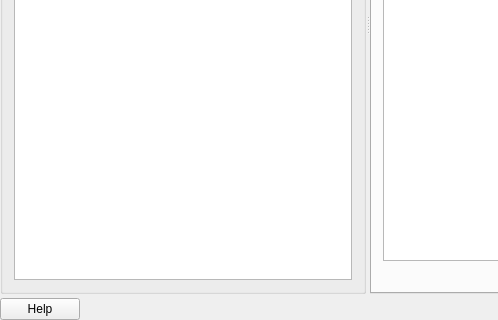
Above: kmymoney/views/kpayeesview.ui from KDE/kmymoney before the change; both pictures show x 0 to 498 and y 247 to 567 of the 885 by 567 pixel window. Below: the same form after it.
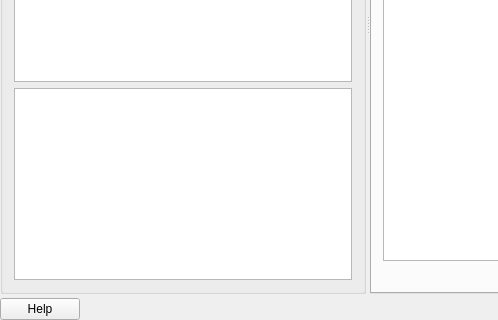
That is the form after the change. Custom widgets are drawn as their Qt base class.

Commit message: More work on the payees view

Patch:
```diff
--- a/kmymoney/views/kpayeesview.ui
+++ b/kmymoney/views/kpayeesview.ui
@@ -127,6 +127,13 @@
          </property>
         </widget>
        </item>
+       <item>
+        <widget class="QListView" name="m_payees">
+         <property name="alternatingRowColors">
+          <bool>true</bool>
+         </property>
+        </widget>
+       </item>
       </layout>
      </widget>
      <widget class="QTabWidget" name="m_tabWidget">
@@ -597,16 +604,16 @@
  </widget>
  <layoutdefault spacing="6" margin="11"/>
  <customwidgets>
-  <customwidget>
-   <class>KEditListWidget</class>
-   <extends>QWidget</extends>
-   <header>keditlistwidget.h</header>
-  </customwidget>
   <customwidget>
    <class>KLineEdit</class>
    <extends>QLineEdit</extends>
    <header>klineedit.h</header>
   </customwidget>
+  <customwidget>
+   <class>KEditListWidget</class>
+   <extends>QWidget</extends>
+   <header>keditlistwidget.h</header>
+  </customwidget>
   <customwidget>
    <class>KTextEdit</class>
    <extends>QTextEdit</extends>
```
The commit also changes 4 other files.
